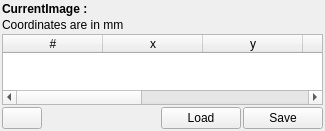
open-vv/vv, file vv/qt_ui/vvLandmarksPanel.ui: the form before one commit.
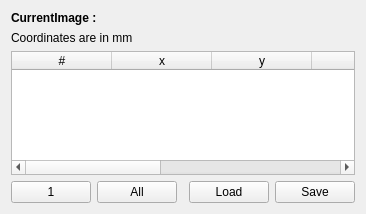
The form after the commit. Icons and pictures are not drawn.

Commit message: add "Remove All" landmarks

Patch:
```diff
--- a/vv/qt_ui/vvLandmarksPanel.ui
+++ b/vv/qt_ui/vvLandmarksPanel.ui
@@ -7,20 +7,14 @@
     <x>0</x>
     <y>0</y>
     <width>325</width>
-    <height>131</height>
+    <height>214</height>
    </rect>
   </property>
   <property name="windowTitle">
    <string>Form</string>
   </property>
-  <layout class="QGridLayout">
-   <property name="margin">
-    <number>2</number>
-   </property>
-   <property name="spacing">
-    <number>2</number>
-   </property>
-   <item row="0" column="0" colspan="4">
+  <layout class="QGridLayout" name="gridLayout">
+   <item row="0" column="0" colspan="2">
     <widget class="QLabel" name="nameLabel">
      <property name="text">
       <string>&lt;html&gt;&lt;head&gt;&lt;meta name=&quot;qrichtext&quot; content=&quot;1&quot; /&gt;&lt;style type=&quot;text/css&quot;&gt;
@@ -30,7 +24,14 @@
      </property>
     </widget>
    </item>
-   <item row="2" column="0" colspan="4">
+   <item row="1" column="0" colspan="2">
+    <widget class="QLabel" name="label">
+     <property name="text">
+      <string>Coordinates are in mm</string>
+     </property>
+    </widget>
+   </item>
+   <item row="2" column="0" colspan="5">
     <widget class="QTableWidget" name="tableWidget">
      <property name="columnCount">
       <number>7</number>
@@ -84,7 +85,7 @@
       <string>remove last landmark.</string>
      </property>
      <property name="text">
-      <string/>
+      <string>1</string>
      </property>
      <property name="icon">
       <iconset resource="../vvIcons.qrc">
@@ -93,19 +94,30 @@
     </widget>
    </item>
    <item row="3" column="1">
-    <spacer>
+    <widget class="QPushButton" name="removeAllButton">
+     <property name="text">
+      <string>All</string>
+     </property>
+     <property name="icon">
+      <iconset resource="../vvIcons.qrc">
+       <normaloff>:/common/icons/standardbutton-cancel-16.png</normaloff>:/common/icons/standardbutton-cancel-16.png</iconset>
+     </property>
+    </widget>
+   </item>
+   <item row="3" column="2">
+    <spacer name="spacer">
      <property name="orientation">
       <enum>Qt::Horizontal</enum>
      </property>
      <property name="sizeHint" stdset="0">
       <size>
-       <width>40</width>
+       <width>39</width>
        <height>20</height>
       </size>
      </property>
     </spacer>
    </item>
-   <item row="3" column="2">
+   <item row="3" column="3">
     <widget class="QPushButton" name="loadButton">
      <property name="text">
       <string>Load</string>
@@ -116,7 +128,7 @@
      </property>
     </widget>
    </item>
-   <item row="3" column="3">
+   <item row="3" column="4">
     <widget class="QPushButton" name="saveButton">
      <property name="text">
       <string>Save</string>
@@ -127,13 +139,6 @@
      </property>
     </widget>
    </item>
-   <item row="1" column="0">
-    <widget class="QLabel" name="label">
-     <property name="text">
-      <string>Coordinates are in mm</string>
-     </property>
-    </widget>
-   </item>
   </layout>
  </widget>
  <resources>
```
The commit also changes 4 other files.
